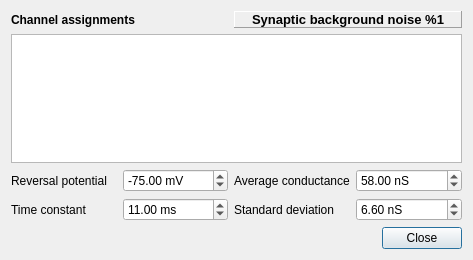
First picture: the form in src/gui/SynapticNoiseDlg.ui, repository CompEphys-team/stdpc, before the edit.
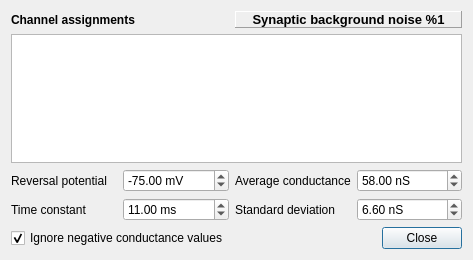
Second picture: the form after the edit. Custom widgets are drawn as their Qt base class.

Commit message:
Added switch to suppress negative conductance
I don't want to inhibit anyone's wish to be less than biologically
plausible in their modelling.

```diff
--- a/src/gui/SynapticNoiseDlg.ui
+++ b/src/gui/SynapticNoiseDlg.ui
@@ -165,6 +165,16 @@
      </property>
     </widget>
    </item>
+   <item row="4" column="0" colspan="2">
+    <widget class="QCheckBox" name="ignoreNegative">
+     <property name="text">
+      <string>Ignore negative conductance values</string>
+     </property>
+     <property name="checked">
+      <bool>true</bool>
+     </property>
+    </widget>
+   </item>
   </layout>
  </widget>
  <customwidgets>
```
The commit also changes 3 other files.
